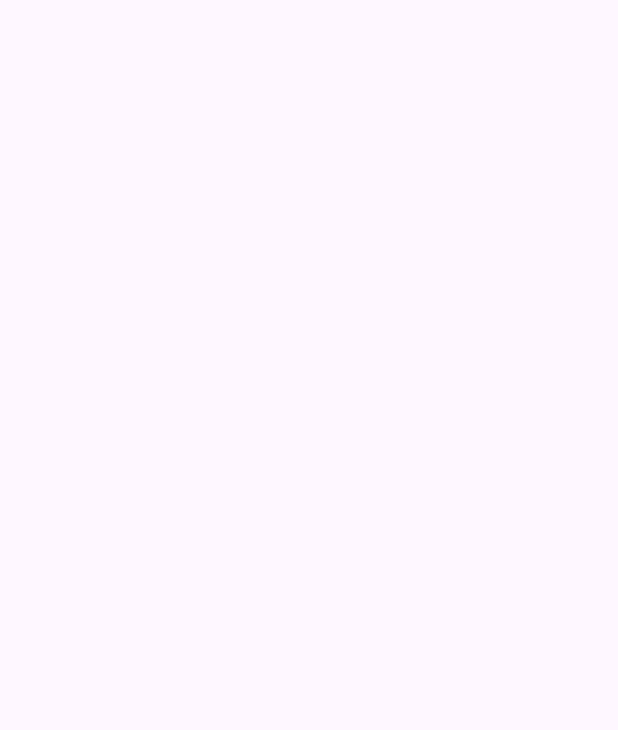
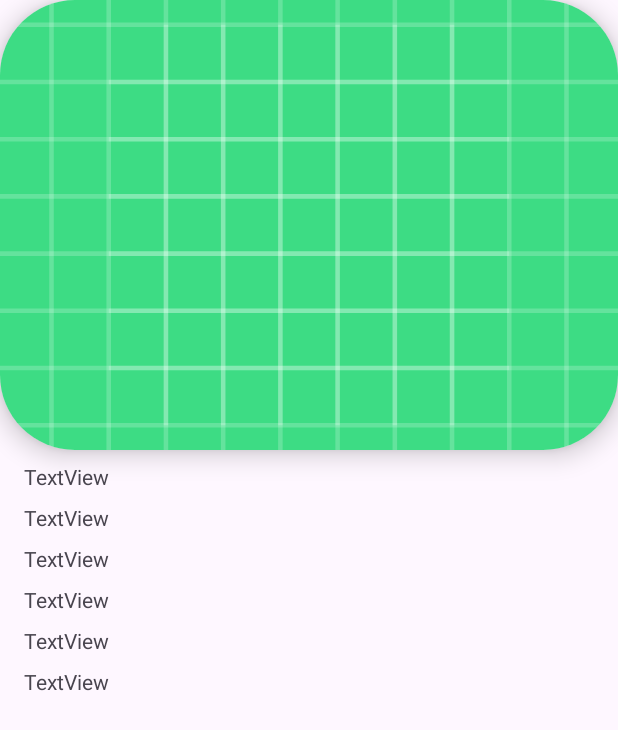
Before and after one commit to cursoAndroid-dev/Aplicaci-n-Rick-y-Morty-para-practica, an Android app: the DetailActivity screen opened directly, with no data from a screen before it, on a phone screen of 412 x 824 dp. Before the commit the part shown is empty. Shown: the top 730 px of the screen. Run offline under Robolectric (Android 15) with nearby library versions, the phone set to English and light mode, and no system bars; our stand-ins replace Dagger/Hilt's generated code, Picasso; pictures from the network do not load.

Commit message:
pantalla de detalle recibe los datos

```diff
--- a/app/build.gradle.kts
+++ b/app/build.gradle.kts
@@ -55,6 +55,8 @@ dependencies {
     implementation("com.squareup.retrofit2:converter-gson:3.0.0")
     //daggerhilt
     implementation("com.google.dagger:hilt-android:2.57.1")
+    implementation(libs.androidx.recyclerview)
+    implementation(libs.androidx.cardview)
     kapt("com.google.dagger:hilt-android-compiler:2.57.1")
     //corrutinas
     implementation("org.jetbrains.kotlinx:kotlinx-coroutines-core:1.10.2")
--- a/app/src/main/java/com/example/aplicaci_n_rick_y_morty_para_practica/data/RickApiServices.kt
+++ b/app/src/main/java/com/example/aplicaci_n_rick_y_morty_para_practica/data/RickApiServices.kt
@@ -1,6 +1,7 @@
 package com.example.aplicaci_n_rick_y_morty_para_practica.data
 
 import retrofit2.http.GET
+import retrofit2.http.Path
 import retrofit2.http.Query
 
 interface RickApiServices {
@@ -10,4 +11,10 @@ interface RickApiServices {
         @Query("page") page: Int? = null,
         @Query("name") name: String? = null
     ): RickResponse
+
+    // NUEVO: Método para obtener un personaje por su ID
+    @GET("character/{id}")
+    suspend fun getCharacterById(
+        @Path("id") id: Int // El ID se inyecta en la URL
+    ): Character // Retorna directamente el objeto Character
 }
--- a/app/src/main/java/com/example/aplicaci_n_rick_y_morty_para_practica/ui/detail/DetailActivity.kt
+++ b/app/src/main/java/com/example/aplicaci_n_rick_y_morty_para_practica/ui/detail/DetailActivity.kt
@@ -1,23 +1,63 @@
 package com.example.aplicaci_n_rick_y_morty_para_practica.ui.detail
+
 
 import android.os.Bundle
 import androidx.activity.enableEdgeToEdge
+import androidx.activity.viewModels
 import androidx.appcompat.app.AppCompatActivity
 import androidx.core.view.ViewCompat
 import androidx.core.view.WindowInsetsCompat
+import androidx.lifecycle.Lifecycle
+import androidx.lifecycle.lifecycleScope
+import androidx.lifecycle.repeatOnLifecycle
 import com.example.aplicaci_n_rick_y_morty_para_practica.R
+import com.example.aplicaci_n_rick_y_morty_para_practica.databinding.ActivityDetailBinding
 import dagger.hilt.android.AndroidEntryPoint
+import com.example.aplicaci_n_rick_y_morty_para_practica.data.Character
+import com.squareup.picasso.Picasso
+import kotlinx.coroutines.launch
 
 @AndroidEntryPoint
 class DetailActivity : AppCompatActivity() {
+
+    private lateinit var binding: ActivityDetailBinding
+
+    private val detailViewModel: DetailViewModel by viewModels()
+    private lateinit var id: String
+
     override fun onCreate(savedInstanceState: Bundle?) {
         super.onCreate(savedInstanceState)
         enableEdgeToEdge()
-        setContentView(R.layout.activity_detail)
+        binding = ActivityDetailBinding.inflate(layoutInflater)
+        setContentView(binding.root)
         ViewCompat.setOnApplyWindowInsetsListener(findViewById(R.id.main)) { v, insets ->
             val systemBars = insets.getInsets(WindowInsetsCompat.Type.systemBars())
             v.setPadding(systemBars.left, systemBars.top, systemBars.right, systemBars.bottom)
             insets
         }
+        initUI()
+    }
+
+    private fun initUI(){
+
+        lifecycleScope.launch {
+            repeatOnLifecycle(Lifecycle.State.STARTED){
+                detailViewModel.character.collect { character ->
+                    // El valor puede ser null si hay un error o aún está cargando
+                    character?.let { renderCharacter(it) }
+                }
+            }
+        }
+    }
+
+    private fun renderCharacter(character: Character) {
+        binding.tvNameDetail.text = character.name
+        binding.tvStatusDetail.text = "Status: ${character.status}"
+        binding.tvSpeciesDetail.text = "Species: ${character.species}"
+        binding.tvGenderDetail.text = "Gender: ${character.gender}"
+        binding.tvOriginDetail.text = "Origin: ${character.origin.name}"
+        binding.tvLocationDetail.text = "Location: ${character.location.name}"
+
+        Picasso.get().load(character.image).into(binding.ivDetail)
     }
 }
--- /dev/null
+++ b/app/src/main/java/com/example/aplicaci_n_rick_y_morty_para_practica/ui/detail/DetailViewModel.kt
@@ -0,0 +1,48 @@
+package com.example.aplicaci_n_rick_y_morty_para_practica.ui.detail
+
+import androidx.lifecycle.SavedStateHandle
+import androidx.lifecycle.ViewModel
+import androidx.lifecycle.viewModelScope
+import com.example.aplicaci_n_rick_y_morty_para_practica.data.Character
+import com.example.aplicaci_n_rick_y_morty_para_practica.data.RickApiServices
+import dagger.hilt.android.lifecycle.HiltViewModel
+import kotlinx.coroutines.flow.MutableStateFlow
+import kotlinx.coroutines.flow.StateFlow
+import kotlinx.coroutines.launch
+import javax.inject.Inject
+
+@HiltViewModel
+class DetailViewModel @Inject constructor(
+    private val rickApiService: RickApiServices,
+    // SavedStateHandle se usa para recibir argumentos, como el ID
+    savedStateHandle: SavedStateHandle
+) : ViewModel() {
+
+    private val _character = MutableStateFlow<Character?>(null)
+    val character: StateFlow<Character?> = _character
+
+    // Variable para almacenar el ID del personaje
+    private var characterId: Int = 0
+
+    init {
+        // 1. Obtener el ID del Intent/Bundle usando SavedStateHandle
+        characterId = savedStateHandle.get<Int>("ID") ?: 0
+
+        // 2. Si se encontró un ID válido, cargar el personaje
+        if (characterId != 0) {
+            loadCharacter(characterId)
+        }
+    }
+
+    private fun loadCharacter(id: Int) {
+        viewModelScope.launch {
+            try {
+                val selectedCharacter = rickApiService.getCharacterById(id)
+                _character.value = selectedCharacter
+            } catch (e: Exception) {
+                // Manejo de errores
+                _character.value = null
+            }
+        }
+    }
+}
--- a/app/src/main/res/layout/activity_detail.xml
+++ b/app/src/main/res/layout/activity_detail.xml
@@ -7,4 +7,83 @@
     android:layout_height="match_parent"
     tools:context=".ui.detail.DetailActivity">
 
+    <androidx.cardview.widget.CardView
+        android:id="@+id/cardView2"
+        android:layout_width="0dp"
+        android:layout_height="wrap_content"
+        app:cardCornerRadius="50dp"
+        app:cardElevation="10dp"
+        app:layout_constraintEnd_toEndOf="parent"
+        app:layout_constraintStart_toStartOf="parent"
+        app:layout_constraintTop_toTopOf="parent">
+
+        <ImageView
+            android:id="@+id/iv_detail"
+            android:layout_width="match_parent"
+            android:layout_height="300dp"
+            android:layout_gravity="center"
+            android:scaleType="centerCrop"
+            app:srcCompat="@drawable/ic_launcher_background" />
+    </androidx.cardview.widget.CardView>
+
+    <TextView
+        android:id="@+id/tv_name_detail"
+        android:layout_width="wrap_content"
+        android:layout_height="wrap_content"
+        android:layout_marginStart="16dp"
+        android:layout_marginTop="8dp"
+        android:text="TextView"
+        app:layout_constraintStart_toStartOf="parent"
+        app:layout_constraintTop_toBottomOf="@+id/cardView2" />
+
+    <TextView
+        android:id="@+id/tv_gender_detail"
+        android:layout_width="wrap_content"
+        android:layout_height="wrap_content"
+        android:layout_marginStart="16dp"
+        android:layout_marginTop="8dp"
+        android:text="TextView"
+        app:layout_constraintStart_toStartOf="parent"
+        app:layout_constraintTop_toBottomOf="@+id/tv_name_detail" />
+
+    <TextView
+        android:id="@+id/tv_species_detail"
+        android:layout_width="wrap_content"
+        android:layout_height="wrap_content"
+        android:layout_marginStart="16dp"
+        android:layout_marginTop="8dp"
+        android:text="TextView"
+        app:layout_constraintStart_toStartOf="parent"
+        app:layout_constraintTop_toBottomOf="@+id/tv_gender_detail" />
+
+    <TextView
+        android:id="@+id/tv_origin_detail"
+        android:layout_width="wrap_content"
+        android:layout_height="wrap_content"
+        android:layout_marginStart="16dp"
+        android:layout_marginTop="8dp"
+        android:text="TextView"
+        app:layout_constraintStart_toStartOf="parent"
+        app:layout_constraintTop_toBottomOf="@+id/tv_species_detail" />
+
+    <TextView
+        android:id="@+id/tv_location_detail"
+        android:layout_width="wrap_content"
+        android:layout_height="wrap_content"
+        android:layout_marginStart="16dp"
+        android:layout_marginTop="8dp"
+        android:text="TextView"
+        app:layout_constraintStart_toStartOf="parent"
+        app:layout_constraintTop_toBottomOf="@+id/tv_origin_detail" />
+
+    <TextView
+        android:id="@+id/tv_status_detail"
+        android:layout_width="wrap_content"
+        android:layout_height="wrap_content"
+        android:layout_marginStart="16dp"
+        android:layout_marginTop="8dp"
+        android:text="TextView"
+        app:layout_constraintStart_toStartOf="parent"
+        app:layout_constraintTop_toBottomOf="@+id/tv_location_detail" />
+
 </androidx.constraintlayout.widget.ConstraintLayout>
--- a/gradle/libs.versions.toml
+++ b/gradle/libs.versions.toml
@@ -9,6 +9,8 @@ appcompat = "1.7.1"
 material = "1.13.0"
 activity = "1.11.0"
 constraintlayout = "2.2.1"
+recyclerview = "1.4.0"
+cardview = "1.0.0"
 
 [libraries]
 androidx-core-ktx = { group = "androidx.core", name = "core-ktx", version.ref = "coreKtx" }
@@ -19,6 +21,8 @@ androidx-appcompat = { group = "androidx.appcompat", name = "appcompat", version
 material = { group = "com.google.android.material", name = "material", version.ref = "material" }
 androidx-activity = { group = "androidx.activity", name = "activity", version.ref = "activity" }
 androidx-constraintlayout = { group = "androidx.constraintlayout", name = "constraintlayout", version.ref = "constraintlayout" }
+androidx-recyclerview = { group = "androidx.recyclerview", name = "recyclerview", version.ref = "recyclerview" }
+androidx-cardview = { group = "androidx.cardview", name = "cardview", version.ref = "cardview" }
 
 [plugins]
 android-application = { id = "com.android.application", version.ref = "agp" }
```
